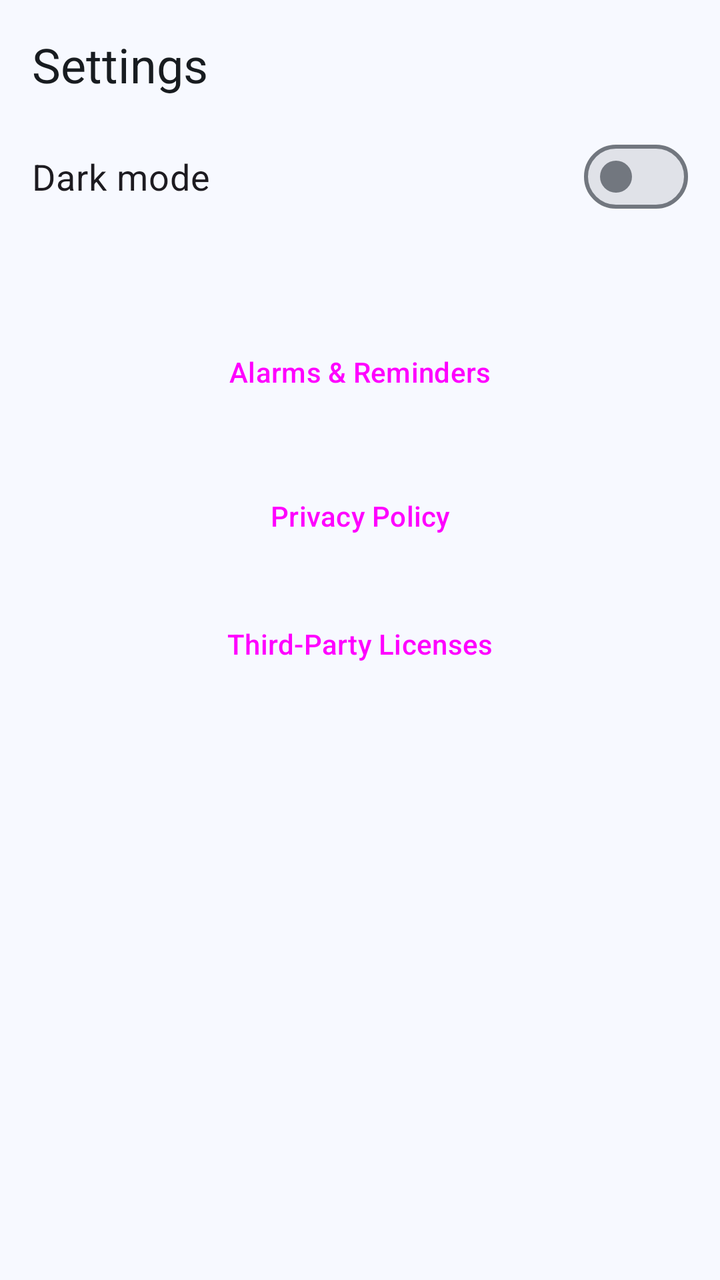
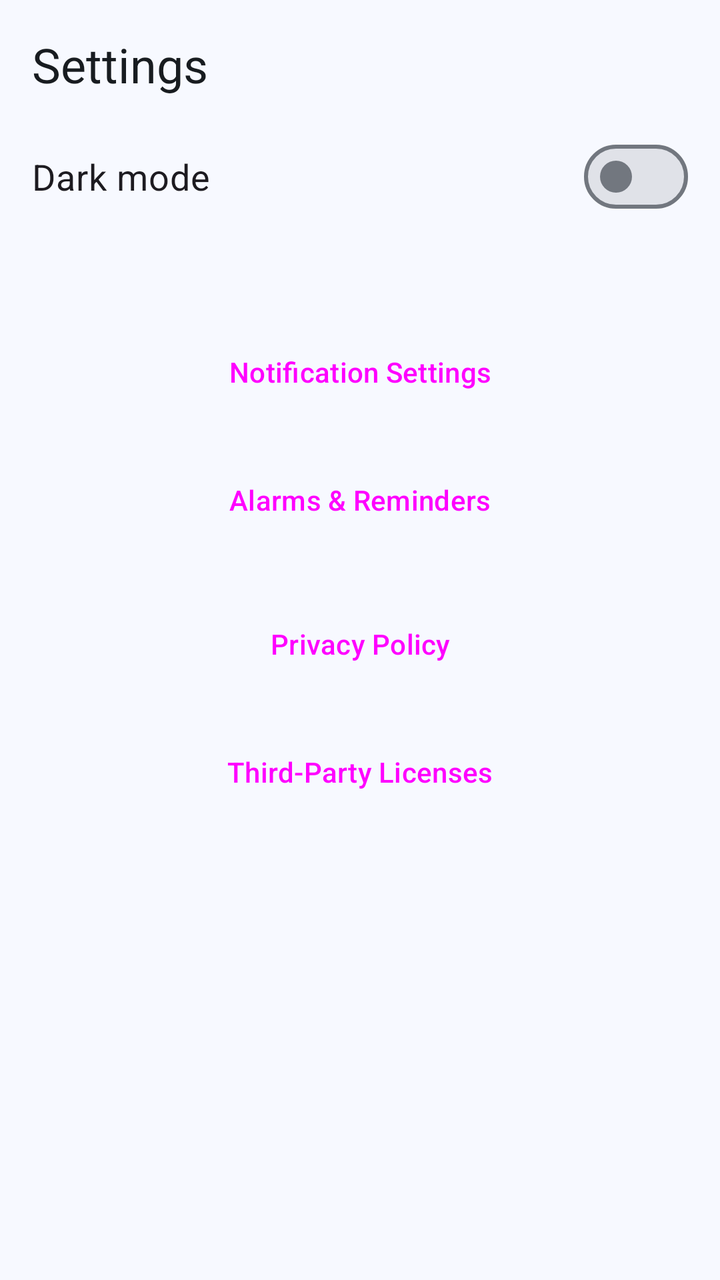

The first picture is an Android layout as it rendered before a commit; the second is the same layout after the commit. The layout source and the unified diff follow.
<!-- AndroidManifest.xml: application theme Theme.Vagor -->
<!-- res/layout/fragment_settings.xml -->
<?xml version="1.0" encoding="utf-8"?>
<ScrollView
    xmlns:android="http://schemas.android.com/apk/res/android"
    xmlns:tools="http://schemas.android.com/tools"
    android:layout_width="match_parent"
    android:layout_height="match_parent">

    <LinearLayout
        android:layout_width="match_parent"
        android:layout_height="wrap_content"
        android:orientation="vertical"
        android:padding="16dp">

        <TextView
            android:layout_width="wrap_content"
            android:layout_height="wrap_content"
            android:layout_marginBottom="16dp"
            android:accessibilityHeading="true"
            android:text="@string/settings"
            android:textAppearance="?attr/textAppearanceHeadlineSmall"
            tools:targetApi="28" />

        <com.google.android.material.materialswitch.MaterialSwitch
            android:id="@+id/switchDarkMode"
            android:layout_width="match_parent"
            android:layout_height="wrap_content"
            android:minHeight="48dp"
            android:text="@string/dark_mode"
            android:textSize="18sp" />

        
        <TextView
            android:id="@+id/eventRemindersStatus"
            android:layout_width="match_parent"
            android:layout_height="wrap_content"
            android:layout_marginTop="16dp"
            android:textAppearance="?attr/textAppearanceBodyLarge" />

        <Button
            android:id="@+id/buttonAlarmsAndReminders"
            style="@style/Widget.Vagor.Button.Outlined"
            android:layout_width="match_parent"
            android:layout_height="wrap_content"
            android:layout_marginTop="8dp"
            android:text="@string/alarms_and_reminders" />

        <Button
            android:id="@+id/buttonPrivacyPolicy"
            style="@style/Widget.Vagor.Button.Outlined"
            android:layout_width="match_parent"
            android:layout_height="wrap_content"
            android:layout_marginTop="16dp"
            android:text="@string/privacy_policy" />

        <Button
            android:id="@+id/buttonThirdPartyLicenses"
            style="@style/Widget.Vagor.Button.Outlined"
            android:layout_width="match_parent"
            android:layout_height="wrap_content"
            android:layout_marginTop="8dp"
            android:text="@string/third_party_licenses" />

    </LinearLayout>

</ScrollView>
<!-- resources referenced by this layout -->
<resources>
  <string name="alarms_and_reminders">Alarms &amp; Reminders</string>
  <string name="dark_mode">Dark mode</string>
  <string name="privacy_policy">Privacy Policy</string>
  <string name="settings">Settings</string>
  <string name="third_party_licenses">Third-Party Licenses</string>
  <style name="Widget.Vagor.Button.Outlined" parent="Widget.Material3.Button.OutlinedButton">
          <item name="android:minHeight">@dimen/button_height</item>
          <item name="android:insetTop">0dp</item>
          <item name="android:insetBottom">0dp</item>
      </style>
  <style name="Theme.Vagor" parent="Base.Theme.Vagor">
          <item name="materialTimePickerTheme">@style/ThemeOverlay.Vagor.MaterialTimePicker</item>
      </style>
  <dimen name="button_height">56dp</dimen>
  <style name="ThemeOverlay.Vagor.MaterialTimePicker" parent="ThemeOverlay.Material3.MaterialTimePicker">
          <item name="colorTertiaryContainer">?attr/colorPrimary</item>
          <item name="colorOnTertiaryContainer">?attr/colorOnPrimary</item>
      </style>
  <color name="vagor_light_primary">#00639B</color>
  <color name="vagor_light_onPrimary">#FFFFFF</color>
  <color name="vagor_light_primaryContainer">#CEE5FF</color>
  <color name="vagor_light_onPrimaryContainer">#001D33</color>
  <color name="vagor_light_secondary">#51606F</color>
  <color name="vagor_light_onSecondary">#FFFFFF</color>
  <color name="vagor_light_secondaryContainer">#D5E4F7</color>
  <color name="vagor_light_onSecondaryContainer">#0E1D2A</color>
  <color name="vagor_light_tertiary">#68587A</color>
  <color name="vagor_light_onTertiary">#FFFFFF</color>
  <color name="vagor_light_tertiaryContainer">#EFDBFF</color>
  <color name="vagor_light_onTertiaryContainer">#231533</color>
  <color name="vagor_light_error">#BA1A1A</color>
  <color name="vagor_light_onError">#FFFFFF</color>
  <color name="vagor_light_errorContainer">#FFDAD6</color>
  <color name="vagor_light_onErrorContainer">#410002</color>
  <color name="vagor_light_background">#F7F9FF</color>
  <color name="vagor_light_onBackground">#181C20</color>
  <color name="vagor_light_surface">#F7F9FF</color>
  <color name="vagor_light_onSurface">#181C20</color>
  <color name="vagor_light_surfaceVariant">#DEE3EB</color>
  <color name="vagor_light_onSurfaceVariant">#42474E</color>
  <color name="vagor_light_outline">#72777F</color>
  <color name="vagor_light_outlineVariant">#C2C7CF</color>
  <color name="vagor_light_inverseSurface">#2D3135</color>
  <color name="vagor_light_inverseOnSurface">#EFF1F6</color>
  <color name="vagor_light_inversePrimary">#97CBFF</color>
  <color name="vagor_light_surfaceDim">#D8DAE0</color>
  <color name="vagor_light_surfaceBright">#F7F9FF</color>
  <color name="vagor_light_surfaceContainerLowest">#FFFFFF</color>
  <color name="vagor_light_surfaceContainerLow">#F1F3F9</color>
  <color name="vagor_light_surfaceContainer">#ECEEF3</color>
  <color name="vagor_light_surfaceContainerHigh">#E6E8EE</color>
  <color name="vagor_light_surfaceContainerHighest">#E0E2E8</color>
  <!-- unchanged entries left out for length: 1 -->
</resources>

<!-- the commit's change to res/layout/fragment_settings.xml (unified diff, before → after) -->
@@ -36,6 +36,15 @@
             android:layout_marginTop="16dp"
             android:textAppearance="?attr/textAppearanceBodyLarge" />
 
+        
+        <Button
+            android:id="@+id/buttonNotificationSettings"
+            style="@style/Widget.Vagor.Button.Outlined"
+            android:layout_width="match_parent"
+            android:layout_height="wrap_content"
+            android:layout_marginTop="8dp"
+            android:text="@string/notification_settings" />
+
         <Button
             android:id="@+id/buttonAlarmsAndReminders"
             style="@style/Widget.Vagor.Button.Outlined"
<!-- resource entries referenced after the edit -->
@@ -2,6 +2,7 @@
 <resources>
   <string name="alarms_and_reminders">Alarms &amp; Reminders</string>
   <string name="dark_mode">Dark mode</string>
+  <string name="notification_settings">Notification Settings</string>
   <string name="privacy_policy">Privacy Policy</string>
   <string name="settings">Settings</string>
   <string name="third_party_licenses">Third-Party Licenses</string>
